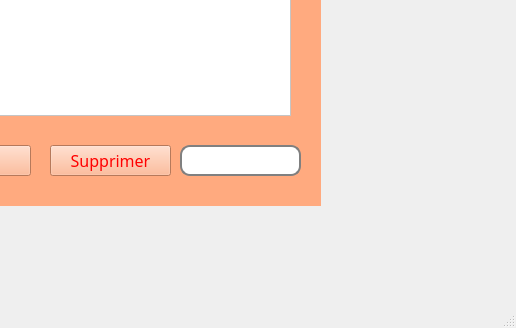
Above: mainwindow.ui from firastourki99/smartgarage before the change; both pictures show x 620 to 1136 and y 412 to 740 of the 1136 by 740 pixel window. Below: the same form after it.
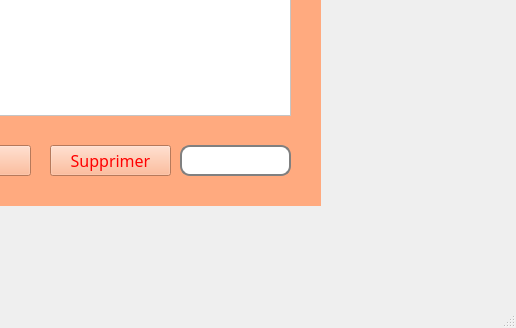
That is the form after the change.

```diff
--- a/mainwindow.ui
+++ b/mainwindow.ui
@@ -377,7 +377,7 @@
         <rect>
          <x>780</x>
          <y>530</y>
-         <width>121</width>
+         <width>111</width>
          <height>31</height>
         </rect>
        </property>
```
